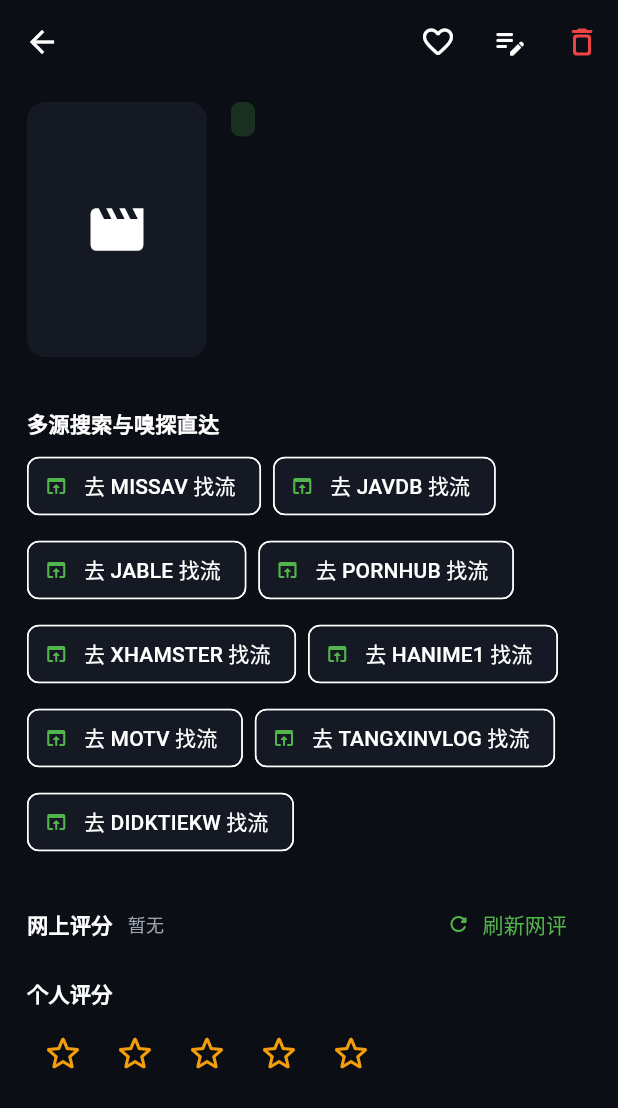
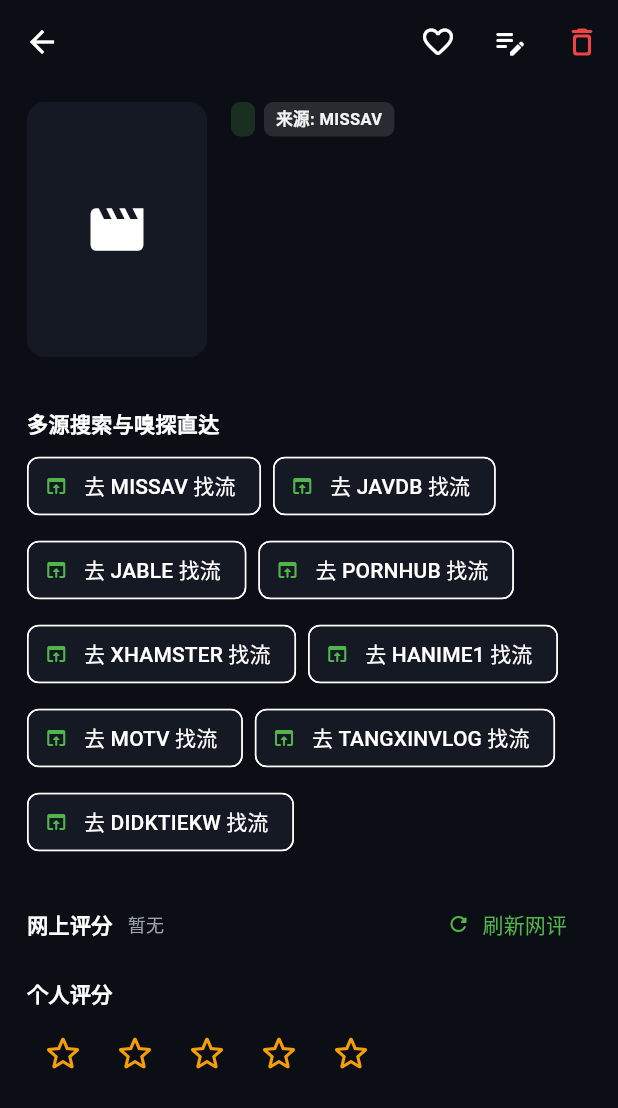
Before and after one commit to tao1801050815-debug/emby_stream_vault, a Flutter app: the MediaDetailPage screen opened directly with empty values, on a phone screen of 412 x 824 dp. Shown: the top 1108 px of the screen. Run offline on Flutter 3.47's test engine with Material 3 defaults, Android fonts, the phone set to English and light mode, and no system bars; our stand-ins replace cached_network_image, dio, file_picker, flutter_riverpod, shared_preferences, sqflite; missing offline and left inert: flutter_inappwebview, media_kit, media_kit_video; accounts and stored records are empty.

Commit message:
feat: display source site label on poster cards and detail page

```diff
--- a/lib/features/library/library_home_page.dart
+++ b/lib/features/library/library_home_page.dart
@@ -575,10 +575,11 @@ class _PosterCard extends StatelessWidget {
                       height: 1.25,
                     ),
                   ),
-                  if (item.actors.isNotEmpty) ...[
                   const SizedBox(height: 4),
                   Text(
-                      item.actors.join(' · '),
+                    item.actors.isNotEmpty
+                        ? '来源: ${item.sourceSite.toUpperCase()} · ${item.actors.join(' · ')}'
+                        : '来源: ${item.sourceSite.toUpperCase()}',
                     maxLines: 1,
                     overflow: TextOverflow.ellipsis,
                     style: const TextStyle(
@@ -586,7 +587,6 @@ class _PosterCard extends StatelessWidget {
                       color: EmbyTheme.textSecondary,
                     ),
                   ),
-                  ],
                 ],
               ),
             ),
--- a/lib/features/library/media_detail_page.dart
+++ b/lib/features/library/media_detail_page.dart
@@ -217,6 +217,10 @@ class _MediaDetailPageState extends ConsumerState<MediaDetailPage> {
                       child: Column(
                         crossAxisAlignment: CrossAxisAlignment.start,
                         children: [
+                          Wrap(
+                            spacing: 6,
+                            runSpacing: 6,
+                            children: [
                               Container(
                                 padding: const EdgeInsets.symmetric(
                                   horizontal: 8,
@@ -234,6 +238,27 @@ class _MediaDetailPageState extends ConsumerState<MediaDetailPage> {
                                     fontSize: 12,
                                   ),
                                 ),
+                              ),
+                              if (_item.sourceSite.isNotEmpty)
+                                Container(
+                                  padding: const EdgeInsets.symmetric(
+                                    horizontal: 8,
+                                    vertical: 3,
+                                  ),
+                                  decoration: BoxDecoration(
+                                    color: Colors.white.withValues(alpha: 0.12),
+                                    borderRadius: BorderRadius.circular(6),
+                                  ),
+                                  child: Text(
+                                    '来源: ${_item.sourceSite.toUpperCase()}',
+                                    style: const TextStyle(
+                                      color: EmbyTheme.textPrimary,
+                                      fontWeight: FontWeight.w600,
+                                      fontSize: 11,
+                                    ),
+                                  ),
+                                ),
+                            ],
                           ),
                           const SizedBox(height: 8),
                           Text(
```
Lines whose indentation alone changed are shown as unchanged.
